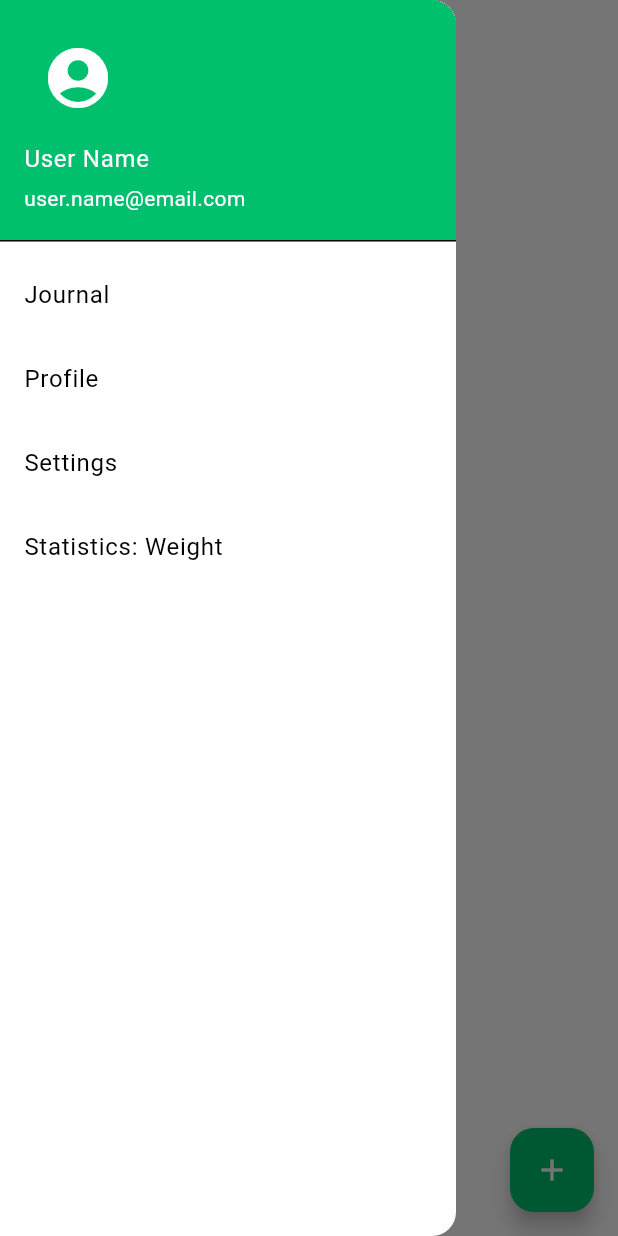
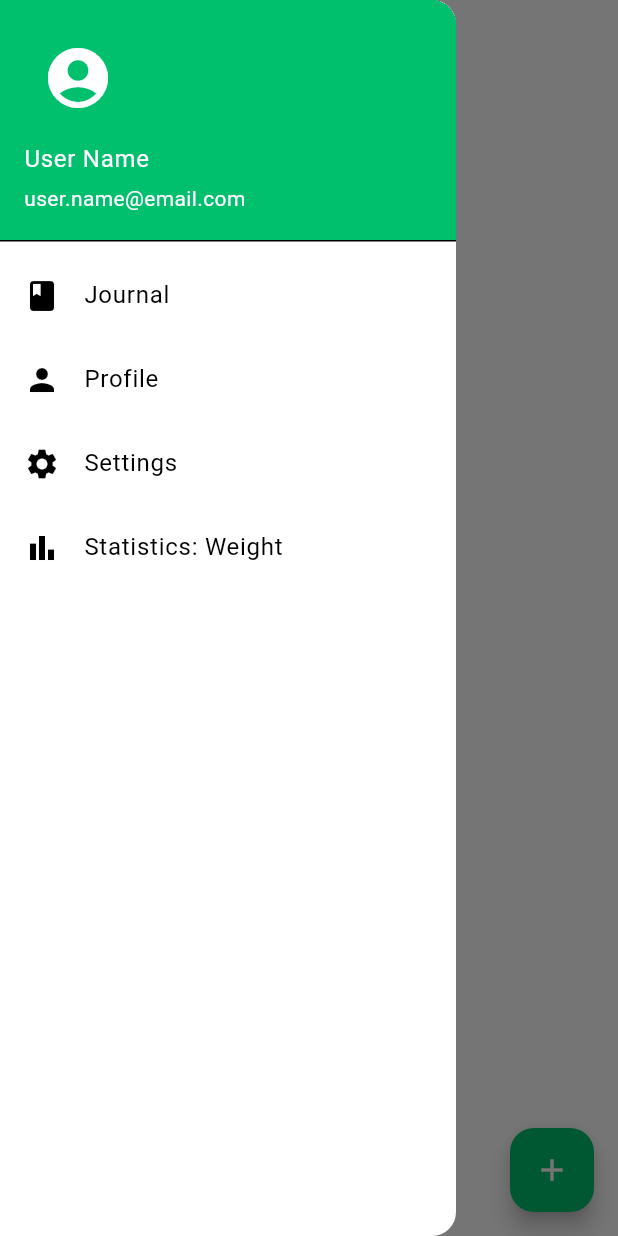
Before and after one commit to Lenanetka/healthtrack, a Flutter app: the screen it shows after launch, with the side drawer open, on a phone screen of 412 x 824 dp. Run offline on Flutter 3.47's test engine with Material 3 defaults, Android fonts, the phone set to English and light mode, and no system bars; our stand-ins replace drift, fl_chart, shared_preferences; accounts and stored records are empty; generated files the repository leaves out were written again.

Commit message:
Add icons to menu

```diff
--- a/lib/models/page_with_title.dart
+++ b/lib/models/page_with_title.dart
@@ -2,5 +2,6 @@ import 'package:flutter/material.dart';
 
 abstract class PageWithTitle extends StatefulWidget {
   const PageWithTitle({super.key});
+  Icon get icon;
   String get title;
 }
--- a/lib/pages/journal_page.dart
+++ b/lib/pages/journal_page.dart
@@ -20,6 +20,8 @@ class JournalPage extends StatefulWidget implements PageWithTitle {
 
   @override
   State<JournalPage> createState() => _JournalPageState();
+  @override
+  Icon get icon => const Icon(Icons.book);
   @override
   String get title => 'Journal';
 }
--- a/lib/pages/profile_page.dart
+++ b/lib/pages/profile_page.dart
@@ -14,6 +14,8 @@ class ProfilePage extends StatefulWidget implements PageWithTitle {
 
   @override
   State<ProfilePage> createState() => _ProfilePageState();
+  @override
+  Icon get icon => const Icon(Icons.person);
   @override
   String get title => 'Profile';
 }
--- a/lib/pages/settings_page.dart
+++ b/lib/pages/settings_page.dart
@@ -7,6 +7,8 @@ class SettingsPage extends StatefulWidget implements PageWithTitle {
 
   @override
   State<SettingsPage> createState() => _SettingsPageState();
+  @override
+  Icon get icon => const Icon(Icons.settings);
   @override
   String get title => 'Settings';
 }
--- a/lib/widgets/navigation.dart
+++ b/lib/widgets/navigation.dart
@@ -51,6 +51,7 @@ class NavigationState extends State<Navigation> {
           int pageKey = item.key;
           PageWithTitle page = item.value;
           return ListTile(
+            leading: page.icon,
             title: Text(page.title),
             onTap: () => _open(pageKey),
           );
```
Also changed, not shown: lib/pages/weight_statistics_page.dart (+7 -1 lines).
